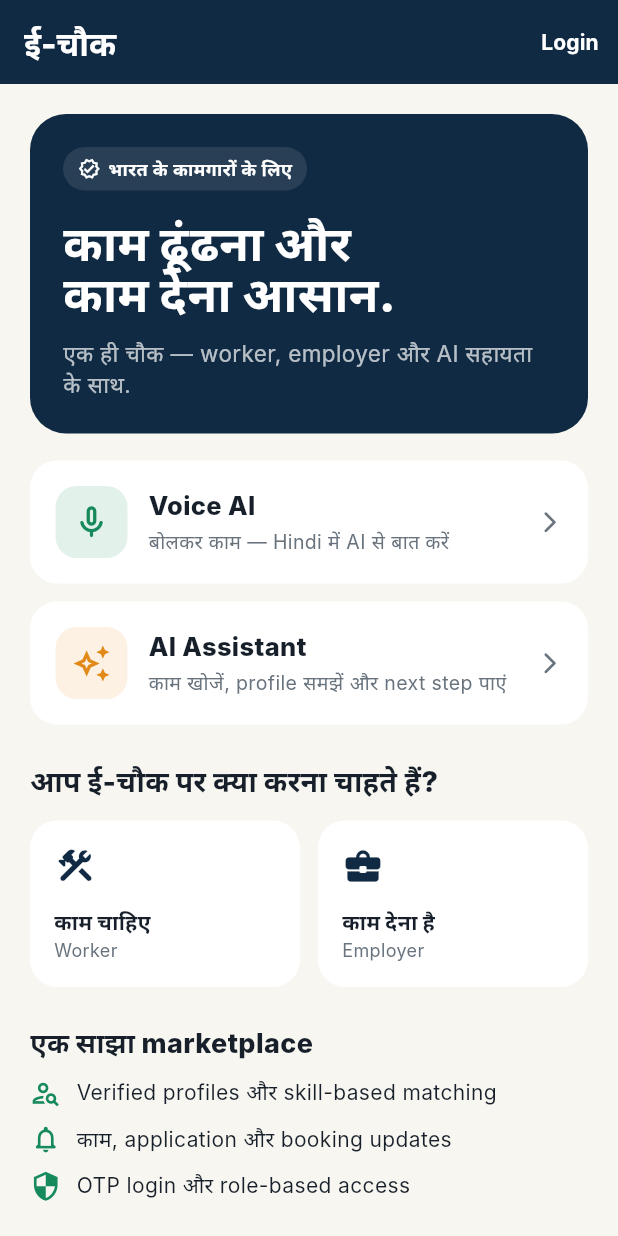
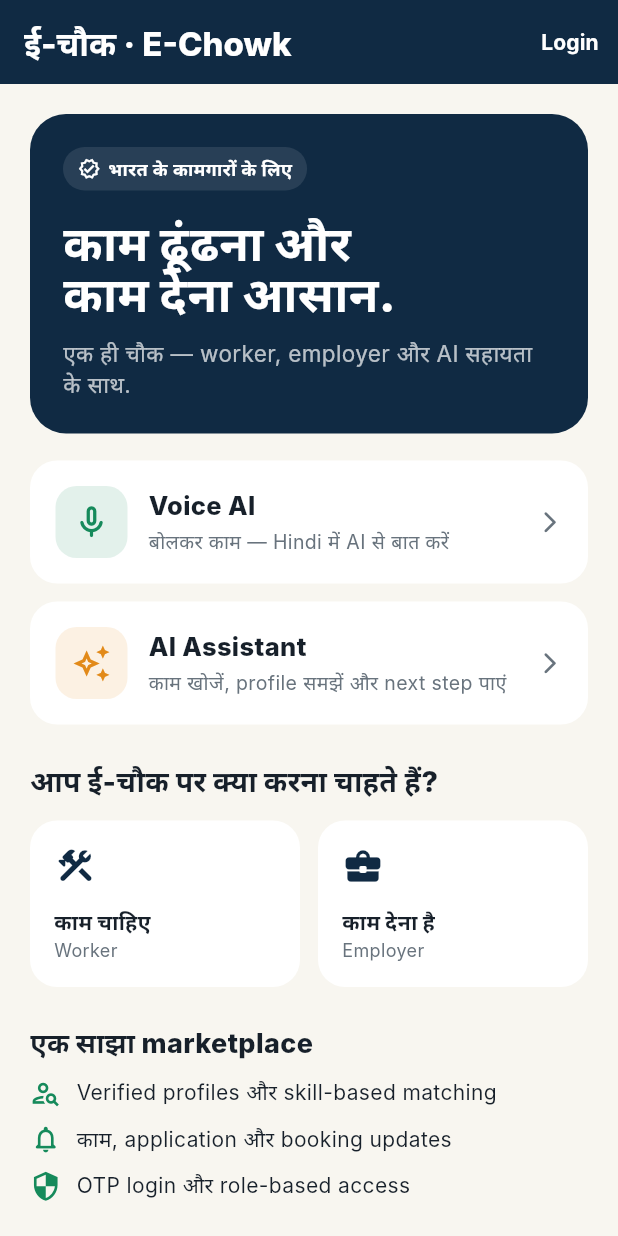
Before and after one commit to piyushgarg1857/E-Chowk, a Flutter app: the screen it shows after launch, on a phone screen of 412 x 824 dp. Run offline on Flutter 3.47's test engine with Material 3 defaults, Android fonts, the phone set to English and light mode, and no system bars; Roboto replaces fonts that are missing (Inter).

Commit message:
fix(test): keep E-Chowk brand visible in home app bar

```diff
--- a/lib/home_screen.dart
+++ b/lib/home_screen.dart
@@ -11,7 +11,7 @@ class HomeScreen extends StatelessWidget {
   Widget build(BuildContext context) {
     return Scaffold(
       appBar: AppBar(
-        title: const Text('ई-चौक', style: TextStyle(fontWeight: FontWeight.w800)),
+        title: const Text('ई-चौक · E-Chowk', style: TextStyle(fontWeight: FontWeight.w800)),
         actions: [
           TextButton(
             onPressed: onLogin,
```
